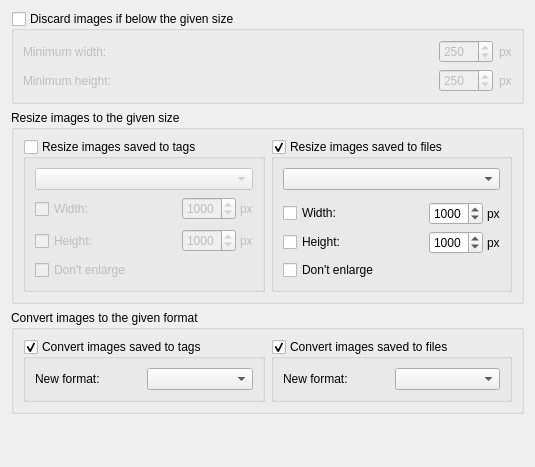
First picture: the form in ui/options_cover_processing.ui, repository metabrainz/picard, before the edit.
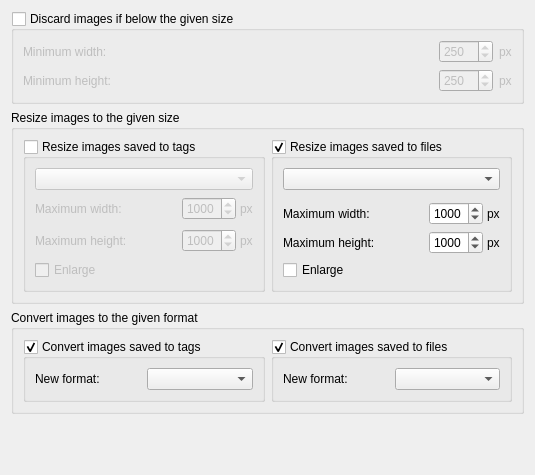
Second picture: the form after the edit.

Commit message: Add scale to width and scale to height resize modes

```diff
--- a/ui/options_cover_processing.ui
+++ b/ui/options_cover_processing.ui
@@ -7,7 +7,7 @@
     <x>0</x>
     <y>0</y>
     <width>535</width>
-    <height>467</height>
+    <height>475</height>
    </rect>
   </property>
   <property name="windowTitle">
@@ -183,9 +183,9 @@
              <number>0</number>
             </property>
             <item>
-             <widget class="QCheckBox" name="tags_resize_width_label">
+             <widget class="QLabel" name="tags_resize_width_label">
               <property name="text">
-               <string>Width:</string>
+               <string>Maximum width:</string>
               </property>
              </widget>
             </item>
@@ -240,9 +240,9 @@
              <number>0</number>
             </property>
             <item>
-             <widget class="QCheckBox" name="tags_resize_height_label">
+             <widget class="QLabel" name="tags_resize_height_label">
               <property name="text">
-               <string>Height:</string>
+               <string>Maximum height:</string>
               </property>
              </widget>
             </item>
@@ -281,7 +281,7 @@
          <item>
           <widget class="QCheckBox" name="tags_scale_up">
            <property name="text">
-            <string>Don't enlarge</string>
+            <string>Enlarge</string>
            </property>
           </widget>
          </item>
@@ -337,9 +337,9 @@
              <number>0</number>
             </property>
             <item>
-             <widget class="QCheckBox" name="file_resize_width_label">
+             <widget class="QLabel" name="file_resize_width_label">
               <property name="text">
-               <string>Width:</string>
+               <string>Maximum width:</string>
               </property>
              </widget>
             </item>
@@ -394,9 +394,9 @@
              <number>0</number>
             </property>
             <item>
-             <widget class="QCheckBox" name="file_resize_height_label">
+             <widget class="QLabel" name="file_resize_height_label">
               <property name="text">
-               <string>Height:</string>
+               <string>Maximum height:</string>
               </property>
              </widget>
             </item>
@@ -435,7 +435,7 @@
          <item>
           <widget class="QCheckBox" name="file_scale_up">
            <property name="text">
-            <string>Don't enlarge</string>
+            <string>Enlarge</string>
            </property>
           </widget>
          </item>
```
The commit also changes 6 other files.
